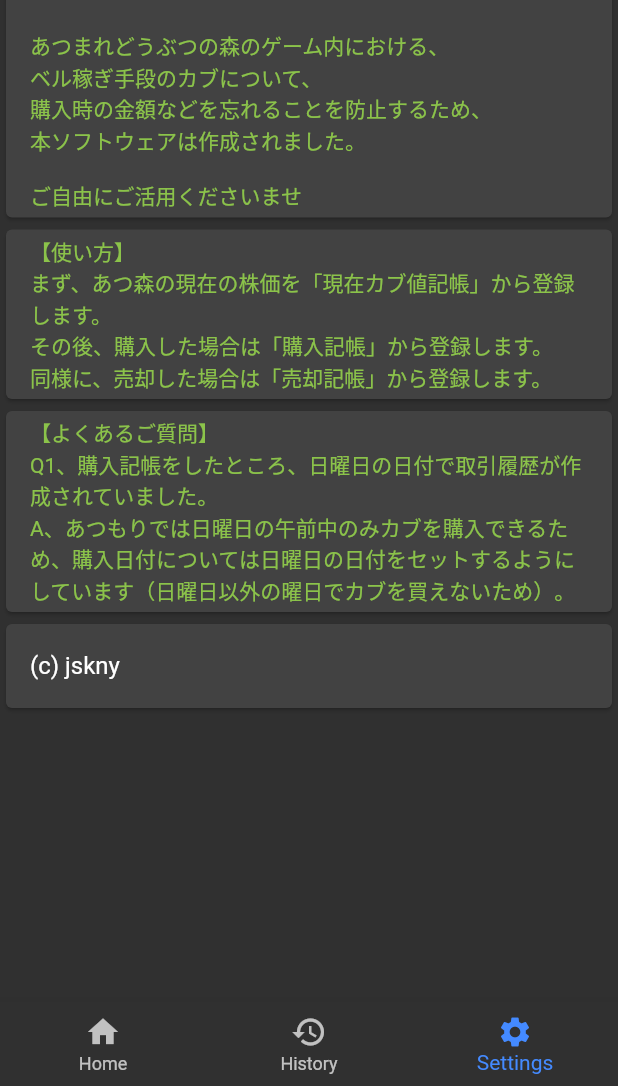
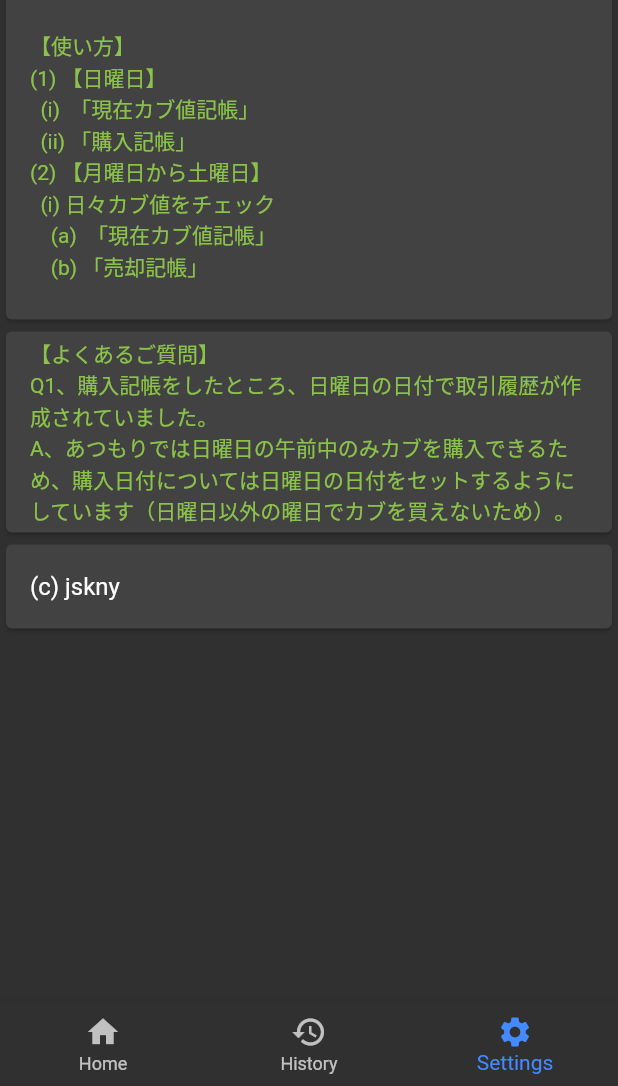
Before and after one commit to jskny/atumori-stock-manager, a Flutter app: the screen it shows after launch, swiped to page 3, on a phone screen of 412 x 824 dp, the part 150-1236 px from its top. Run offline on Flutter 3.47's test engine with Material 2 defaults, Android fonts, the phone set to English and light mode, and no system bars; our stand-ins replace fluttertoast, sqflite; missing offline and left inert: dart:ffi; accounts and stored records are empty.

Commit message:
説明文等を整理

```diff
--- a/lib/main.dart
+++ b/lib/main.dart
@@ -149,12 +149,14 @@ class _MyHomePageState extends State<MyHomePage> {
 										),
 										ListTile(
 											title: Text(
-												"あつまれどうぶつの森のゲーム内における、\n"
-												"ベル稼ぎ手段のカブについて、\n"
-												"購入時の金額などを忘れることを防止するため、\n"
-												"本ソフトウェアは作成されました。\n"
-												"\n"
-												"ご自由にご活用くださいませ",
+												"【使い方】\n"
+												"(1) 【日曜日】\n"
+												"  (i)  「現在カブ値記帳」\n"
+												"  (ii) 「購入記帳」\n"
+												"(2) 【月曜日から土曜日】\n"
+												"  (i) 日々カブ値をチェック\n"
+												"    (a)  「現在カブ値記帳」\n"
+												"    (b) 「売却記帳」\n",
 												style: new TextStyle(
 													color: Colors.lightGreen,
 													fontSize: 14.0
@@ -164,22 +166,6 @@ class _MyHomePageState extends State<MyHomePage> {
 									]
 								)
 							),
-
-							Card(
-								child: ListTile(
-									title: Text(
-										"【使い方】\n"
-										"まず、あつ森の現在の株価を「現在カブ値記帳」から登録します。\n"
-										"その後、購入した場合は「購入記帳」から登録します。\n"
-										"同様に、売却した場合は「売却記帳」から登録します。",
-										style: new TextStyle(
-											color: Colors.lightGreen,
-											fontSize: 14.0
-										)
-									),
-								)
-							),
-
 
 							Card(
 								child: ListTile(
```
